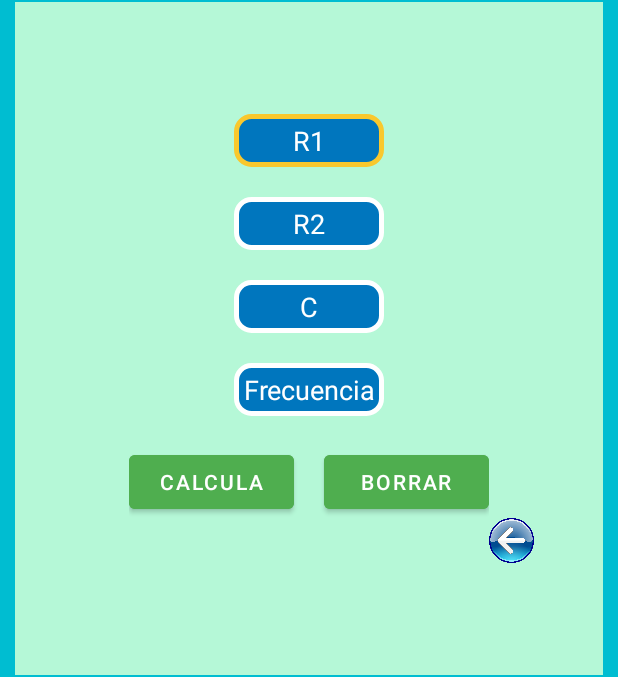
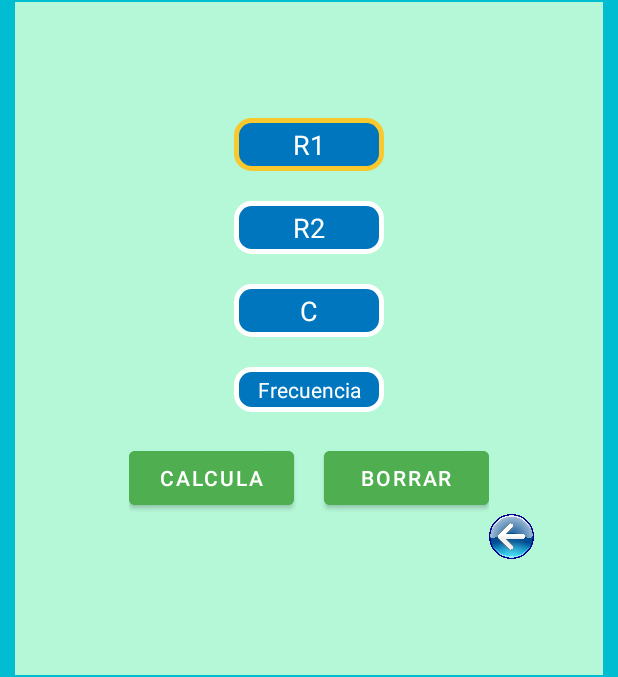
Before and after one commit to HERNANDIITO/SO-2, an Android app: the OsciladorRecto screen opened directly, with no data from a screen before it, on a phone screen of 412 x 824 dp. Shown: the part 546-1223 px from the top of the screen. Run offline under Robolectric (Android 15) with nearby library versions, the phone set to English and light mode, and no system bars.

```diff
--- a/app/src/main/res/layout-land/oscilador_recto.xml
+++ b/app/src/main/res/layout-land/oscilador_recto.xml
@@ -29,6 +29,8 @@
                 android:layout_width="match_parent"
                 android:layout_height="match_parent">
                 <EditText
+                    android:inputType="number"
+                    android:id="@+id/r1"
                     android:textColor="@color/white"
                     android:textColorHint="@color/white"
                     android:padding="5dp"
@@ -40,6 +42,8 @@
                     android:layout_height="wrap_content">
                 </EditText>
                 <EditText
+                    android:inputType="number"
+                    android:id="@+id/r2"
                     android:textColor="@color/white"
                     android:textColorHint="@color/white"
                     android:padding="5dp"
@@ -51,6 +55,8 @@
                     android:layout_height="wrap_content">
                 </EditText>
                 <EditText
+                    android:inputType="number"
+                    android:id="@+id/c"
                     android:textColor="@color/white"
                     android:textColorHint="@color/white"
                     android:padding="5dp"
@@ -62,6 +68,8 @@
                     android:layout_height="wrap_content">
                 </EditText>
                 <EditText
+                    android:inputType="number"
+                    android:id="@+id/freq"
                     android:textColor="@color/white"
                     android:textColorHint="@color/white"
                     android:padding="5dp"
@@ -85,6 +93,7 @@
                         android:gravity="center_horizontal"
                         android:layout_height="wrap_content">
                         <Button
+                            android:onClick="Suma"
                             android:backgroundTint="@color/btn_bg"
                             android:id="@+id/calc"
                             android:text="Calcula"
@@ -92,6 +101,7 @@
                             android:layout_height="wrap_content">
                         </Button>
                         <Button
+                            android:onClick="Clear"
                             android:backgroundTint="@color/btn_bg"
                             android:layout_marginLeft="20dp"
                             android:id="@+id/clear"
--- a/app/src/main/res/layout/oscilador_recto.xml
+++ b/app/src/main/res/layout/oscilador_recto.xml
@@ -29,6 +29,8 @@
                 android:layout_width="match_parent"
                 android:layout_height="match_parent">
                 <EditText
+                    android:inputType="numberDecimal"
+                    android:id="@+id/r1"
                     android:textColor="@color/white"
                     android:textColorHint="@color/white"
                     android:padding="5dp"
@@ -40,6 +42,8 @@
                     android:layout_height="wrap_content">
                 </EditText>
                 <EditText
+                    android:inputType="numberDecimal"
+                    android:id="@+id/r2"
                     android:textColor="@color/white"
                     android:textColorHint="@color/white"
                     android:padding="5dp"
@@ -51,6 +55,8 @@
                     android:layout_height="wrap_content">
                 </EditText>
                 <EditText
+                    android:inputType="numberDecimal"
+                    android:id="@+id/c"
                     android:textColor="@color/white"
                     android:textColorHint="@color/white"
                     android:padding="5dp"
@@ -61,7 +67,9 @@
                     android:layout_width="100dp"
                     android:layout_height="wrap_content">
                 </EditText>
-                <EditText
+                <TextView
+                    android:inputType="numberDecimal"
+                    android:id="@+id/freq"
                     android:textColor="@color/white"
                     android:textColorHint="@color/white"
                     android:padding="5dp"
@@ -71,7 +79,7 @@
                     android:background="@drawable/edittext_selector"
                     android:layout_width="100dp"
                     android:layout_height="wrap_content">
-                </EditText>
+                </TextView>
 
                 <RelativeLayout
                     android:gravity="center"
@@ -85,6 +93,7 @@
                         android:gravity="center_horizontal"
                         android:layout_height="wrap_content">
                         <Button
+                            android:onClick="Suma"
                             android:backgroundTint="@color/btn_bg"
                             android:id="@+id/calc"
                             android:text="Calcula"
@@ -92,6 +101,7 @@
                             android:layout_height="wrap_content">
                         </Button>
                         <Button
+                            android:onClick="Clear"
                             android:backgroundTint="@color/btn_bg"
                             android:layout_marginLeft="20dp"
                             android:id="@+id/clear"
```
Also changed, not shown: app/src/main/java/com/example/myapplication/OsciladorRecto.java (+37 -0 lines), app/src/main/java/com/example/myapplication/OsciladorSinusoidal.java (+51 -0 lines), app/src/main/res/layout-land/oscilador_sinusoidal.xml (+10 -0 lines), app/src/main/res/layout/oscilador_sinusoidal.xml (+12 -2 lines).
